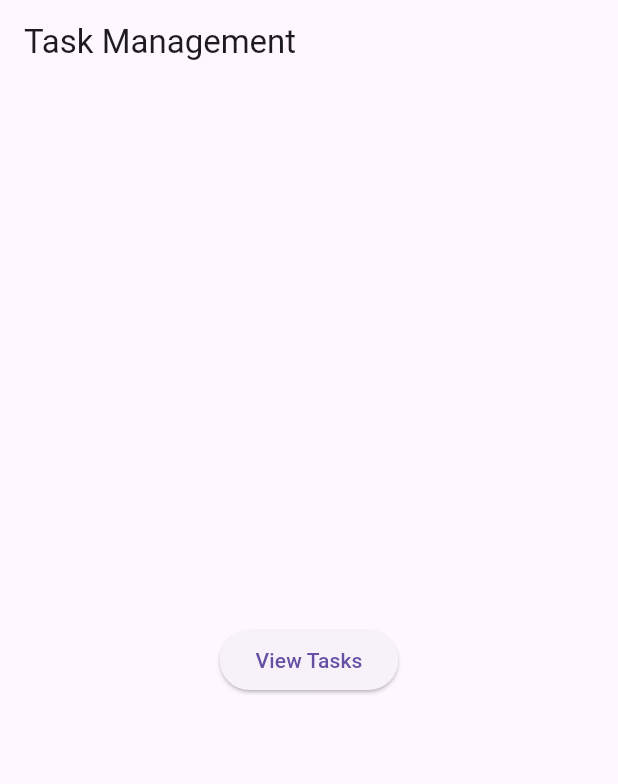
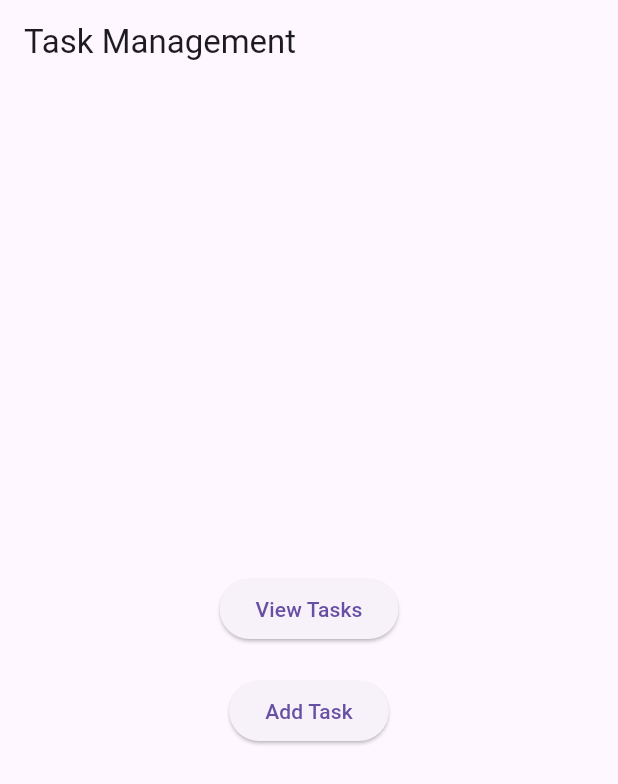
Before and after one commit to murshed23/quick_task, a Flutter app: the screen it shows after launch, on a phone screen of 412 x 824 dp. Shown: the top 784 px of the screen. Run offline on Flutter 3.47's test engine with Material 3 defaults, Android fonts, the phone set to English and light mode, and no system bars; our stand-ins replace parse_server_sdk.

Commit message:
Add task added

```diff
--- a/lib/screens/home_screen.dart
+++ b/lib/screens/home_screen.dart
@@ -1,5 +1,6 @@
 import 'package:flutter/material.dart';
 import 'task_list_screen.dart';
+import 'add_task_screen.dart'; // Import the AddTaskScreen
 
 class HomeScreen extends StatelessWidget {
   @override
@@ -7,7 +8,10 @@ class HomeScreen extends StatelessWidget {
     return Scaffold(
       appBar: AppBar(title: Text('Task Management')),
       body: Center(
-        child: ElevatedButton(
+        child: Column(
+          mainAxisAlignment: MainAxisAlignment.center,
+          children: [
+            ElevatedButton(
               onPressed: () {
                 Navigator.push(
                   context,
@@ -16,6 +20,18 @@ class HomeScreen extends StatelessWidget {
               },
               child: Text('View Tasks'),
             ),
+            SizedBox(height: 20), // Add some spacing
+            ElevatedButton(
+              onPressed: () {
+                Navigator.push(
+                  context,
+                  MaterialPageRoute(builder: (context) => AddTaskScreen(onTaskAdded: () {})), // Placeholder for onTaskAdded
+                );
+              },
+              child: Text('Add Task'),
+            ),
+          ],
+        ),
       ),
     );
   }
--- a/lib/screens/task_list_screen.dart
+++ b/lib/screens/task_list_screen.dart
@@ -79,6 +79,16 @@ class _TaskListScreenState extends State<TaskListScreen> {
           return Center(child: CircularProgressIndicator());
         },
       ),
+      floatingActionButton: FloatingActionButton(
+        onPressed: () {
+          Navigator.push(
+            context,
+            MaterialPageRoute(builder: (context) => AddTaskScreen(onTaskAdded: refreshTasks)),
+          );
+        },
+        child: Icon(Icons.add),
+        tooltip: 'Add Task',
+      ),
     );
   }
 }
```
Lines whose indentation alone changed are shown as unchanged.
